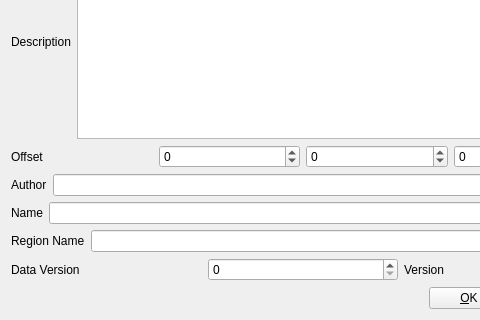
The window that src/regionmodifyui.ui (DreamHelium/dhlrc) describes before a commit, drawn with Qt 5; both pictures show x 0 to 480 and y 145 to 465 of the 606 by 465 pixel window.
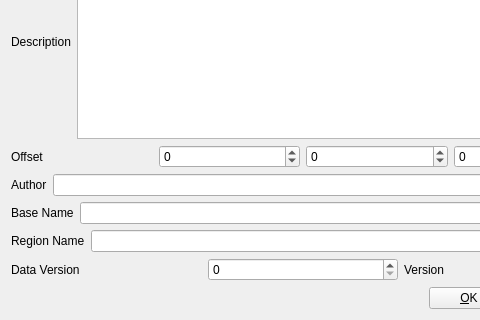
The same window after the commit.

```diff
--- a/src/regionmodifyui.ui
+++ b/src/regionmodifyui.ui
@@ -131,7 +131,7 @@
      <item>
       <widget class="QLabel" name="label_6">
        <property name="text">
-        <string>Name</string>
+        <string>Base Name</string>
        </property>
       </widget>
      </item>
```
